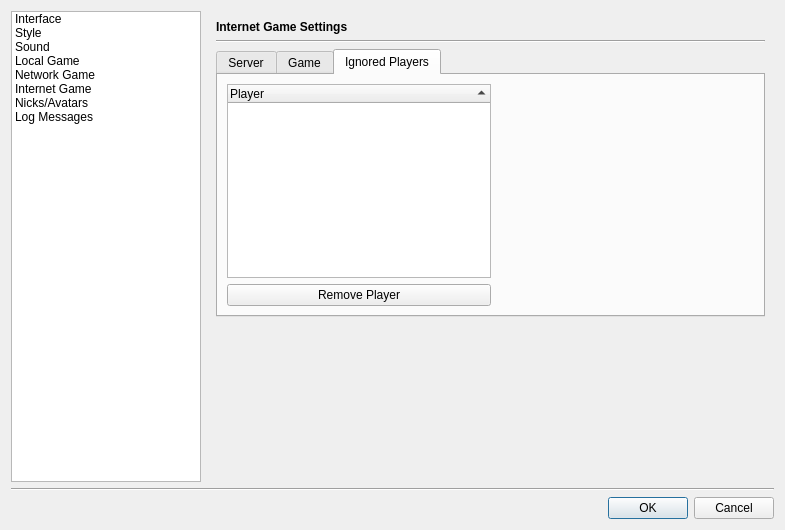
The window that src/gui/qt/settingsdialog.ui (pokerth/pokerth) describes before a commit, drawn with Qt 5.
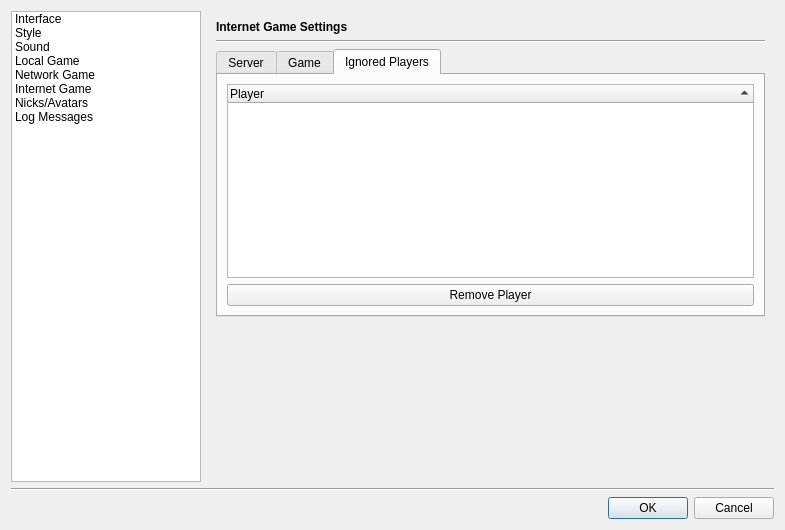
The same window after the commit. The open tabs and pages were chosen to show the change. Icons and pictures are not drawn. Custom widgets are drawn as their Qt base class.

Diff of the .ui file:
```diff
--- a/src/gui/qt/settingsdialog.ui
+++ b/src/gui/qt/settingsdialog.ui
@@ -1805,19 +1805,6 @@
                </column>
               </widget>
              </item>
-             <item row="0" column="1" rowspan="2">
-              <spacer name="horizontalSpacer_9">
-               <property name="orientation">
-                <enum>Qt::Horizontal</enum>
-               </property>
-               <property name="sizeHint" stdset="0">
-                <size>
-                 <width>256</width>
-                 <height>218</height>
-                </size>
-               </property>
-              </spacer>
-             </item>
              <item row="1" column="0">
               <widget class="QPushButton" name="pushButton">
                <property name="text">
```
Left out of the diff: 2 changed lines with no effect on the pictures.
